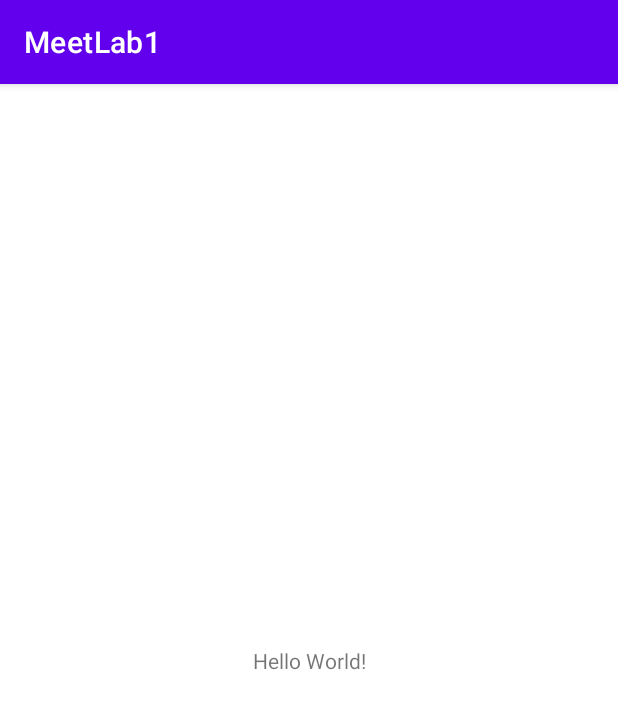
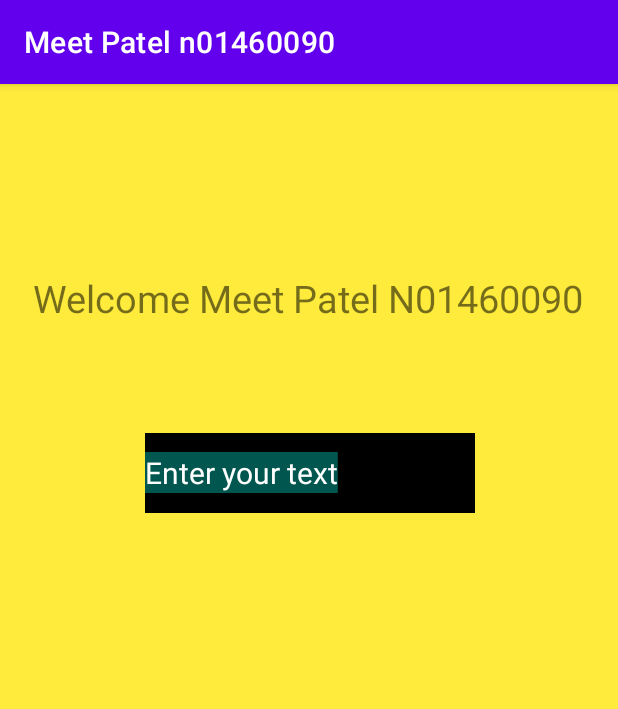
Before and after one commit to MeetPatel0090/MeetPatelAssign1, an Android app: the screen it shows after launch (MainActivity before the commit, MeetActivity after it), on a phone screen of 412 x 824 dp. Shown: the top 709 px of the screen. Run offline under Robolectric (Android 15) with nearby library versions, the light colour scheme and no system bars.

Commit message:
Changing the background color of the Primary Activity and adding a text view where user can enter text.

```diff
--- a/MeetLab11/src/main/AndroidManifest.xml
+++ b/MeetLab11/src/main/AndroidManifest.xml
@@ -10,7 +10,7 @@
         android:supportsRtl="true"
         android:theme="@style/Theme.MeetLab1">
         <activity
-            android:name=".MainActivity"
+            android:name=".MeetActivity"
             android:exported="true">
             <intent-filter>
                 <action android:name="android.intent.action.MAIN" />
--- a/MeetLab11/src/main/java/meet/patel/n01460090/MainActivity.java
+++ b/MeetLab11/src/main/java/meet/patel/n01460090/MeetActivity.java
@@ -1,10 +1,12 @@
+/* Meet Patel N01460090 Section B */
+
 package meet.patel.n01460090;
 
 import androidx.appcompat.app.AppCompatActivity;
 
 import android.os.Bundle;
 
-public class MainActivity extends AppCompatActivity {
+public class MeetActivity extends AppCompatActivity {
 
     @Override
     protected void onCreate(Bundle savedInstanceState) {
--- a/MeetLab11/src/main/res/layout/activity_main.xml
+++ b/MeetLab11/src/main/res/layout/activity_main.xml
@@ -4,15 +4,42 @@
     xmlns:tools="http://schemas.android.com/tools"
     android:layout_width="match_parent"
     android:layout_height="match_parent"
-    tools:context=".MainActivity">
+    android:background="#FFEB3B"
+    android:visibility="visible"
+    tools:context=".MeetActivity">
 
     <TextView
+        android:id="@+id/textView2"
         android:layout_width="wrap_content"
         android:layout_height="wrap_content"
-        android:text="Hello World!"
+        android:text="@string/background_text"
+        android:textSize="25sp"
         app:layout_constraintBottom_toBottomOf="parent"
+        app:layout_constraintHorizontal_bias="0.497"
         app:layout_constraintLeft_toLeftOf="parent"
         app:layout_constraintRight_toRightOf="parent"
-        app:layout_constraintTop_toTopOf="parent" />
+        app:layout_constraintTop_toTopOf="parent"
+        app:layout_constraintVertical_bias="0.171" />
+
+    <EditText
+        android:id="@+id/MeetTextView"
+        android:layout_width="220dp"
+        android:layout_height="53dp"
+        android:layout_marginStart="96dp"
+        android:layout_marginTop="64dp"
+        android:layout_marginEnd="95dp"
+        android:layout_marginBottom="473dp"
+        android:text="@string/user_input"
+        android:textColor="@color/white"
+        android:textSize="20sp"
+        android:background="@color/black"
+        app:layout_constraintBottom_toBottomOf="parent"
+        app:layout_constraintEnd_toEndOf="parent"
+        app:layout_constraintStart_toStartOf="parent"
+        app:layout_constraintTop_toBottomOf="@+id/textView2"
+        android:inputType="text"
+        tools:ignore="LabelFor"
+        android:selectAllOnFocus="true"
+        android:autofillHints="Enter your Text" />
 
 </androidx.constraintlayout.widget.ConstraintLayout>
--- a/MeetLab11/src/main/res/values/strings.xml
+++ b/MeetLab11/src/main/res/values/strings.xml
@@ -1,3 +1,7 @@
+<!-- Meet Patel N01460090 Section B -->
+
 <resources>
-    <string name="app_name">MeetLab1</string>
+    <string name="app_name">Meet Patel n01460090</string>
+    <string name="background_text">Welcome Meet Patel N01460090</string>
+    <string name="user_input">Enter your text</string>
 </resources>
```
Also changed, not shown: 2 other files.
